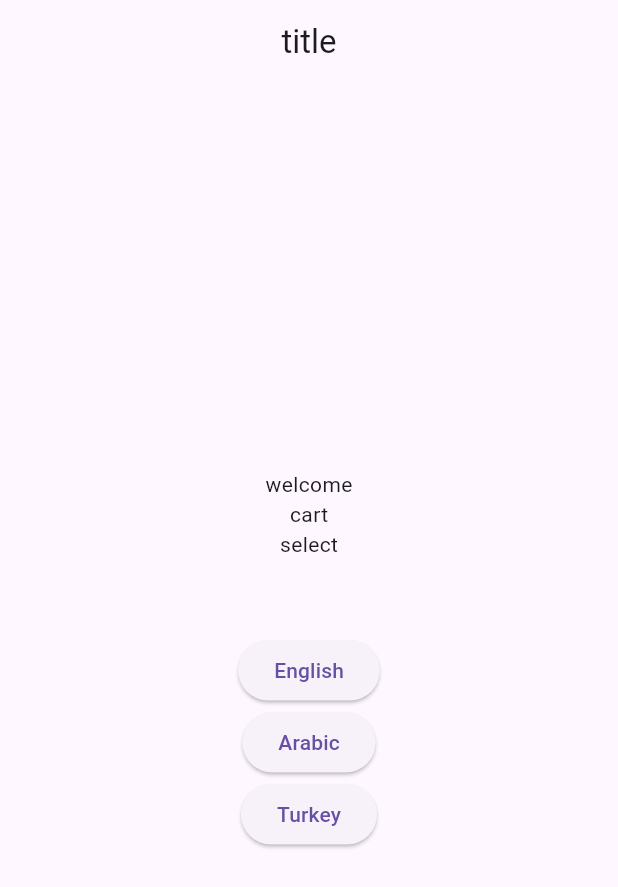
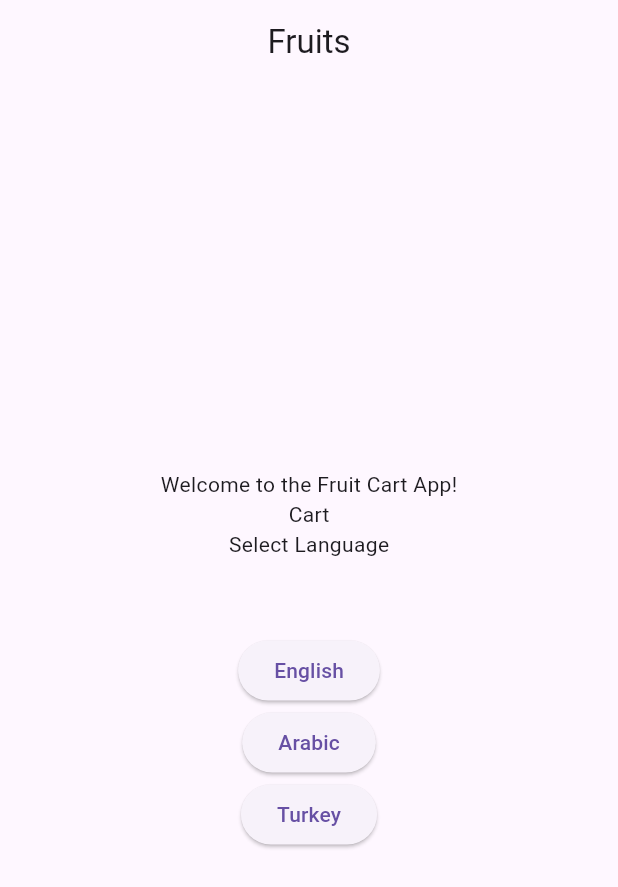
Before and after one commit to hredhayxz/language_change_test, a Flutter app: the screen it shows after launch, after a tap on "English", on a phone screen of 412 x 824 dp. Shown: the top 887 px of the screen. Run offline on Flutter 3.47's test engine with Material 3 defaults, Android fonts, the phone set to English and light mode, and no system bars; our stand-ins replace get, shared_preferences.

Commit message:
localization problem has been solved

```diff
--- a/lib/home_screen.dart
+++ b/lib/home_screen.dart
@@ -4,14 +4,9 @@ import 'package:language_change_test/app_constants.dart';
 import 'package:language_change_test/controller/language_controller.dart';
 import 'package:shared_preferences/shared_preferences.dart';
 
-class HomeScreen extends StatefulWidget {
-  HomeScreen({super.key});
+class HomeScreen extends StatelessWidget {
+  const HomeScreen({super.key});
 
-  @override
-  State<HomeScreen> createState() => _HomeScreenState();
-}
-
-class _HomeScreenState extends State<HomeScreen> {
   void _saveLanguage(String languageCode) async {
     SharedPreferences prefs = await SharedPreferences.getInstance();
     await prefs.setString('language', languageCode);
@@ -21,7 +16,7 @@ class _HomeScreenState extends State<HomeScreen> {
   Widget build(BuildContext context) {
     return Scaffold(
       appBar: AppBar(
-        title: Text('title'),
+        title: Text('title'.tr),
         centerTitle: true,
       ),
       body: SafeArea(child: Center(
@@ -30,9 +25,9 @@ class _HomeScreenState extends State<HomeScreen> {
           return Column(
             mainAxisAlignment: MainAxisAlignment.center,
             children: [
-              Text('welcome'),
-              Text('cart'),
-              Text('select'),
+              Text('welcome'.tr),
+              Text('cart'.tr),
+              Text('select'.tr),
               SizedBox(
                 height: 50,
               ),
@@ -42,9 +37,9 @@ class _HomeScreenState extends State<HomeScreen> {
                     AppConstants.languages[0].languageCode,
                     AppConstants.languages[0].countryCode,
                   ));
-                  localizationController.setSelectedIndex(0 );
+                  localizationController.setSelectedIndex(0);
                   _saveLanguage('en');
-                  setState(() {});
+                  //setState(() {});
                 },
                 child: Text('English'),
               ),
@@ -56,7 +51,6 @@ class _HomeScreenState extends State<HomeScreen> {
                   ));
                   localizationController.setSelectedIndex(1);
                   _saveLanguage('ar');
-                  setState(() {});
                 },
                 child: Text('Arabic'),
               ),
@@ -68,7 +62,6 @@ class _HomeScreenState extends State<HomeScreen> {
                   ));
                   localizationController.setSelectedIndex(2);
                   _saveLanguage('tr');
-                  setState(() {});
                 },
                 child: Text('Turkey'),
               ),
```
